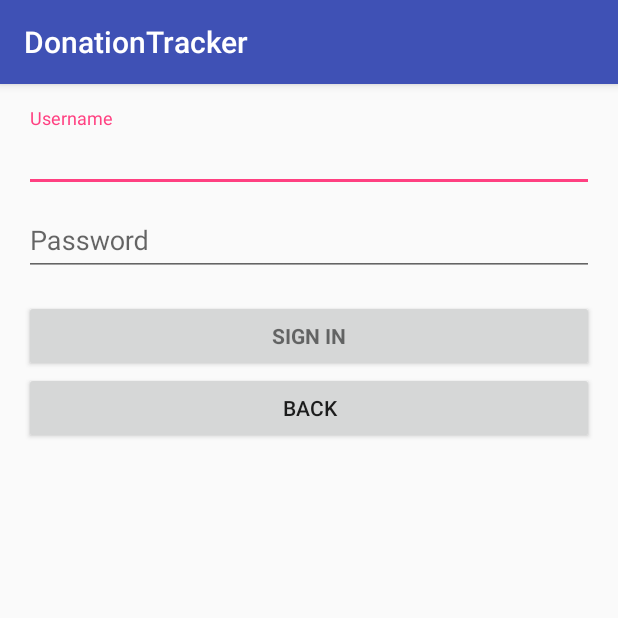
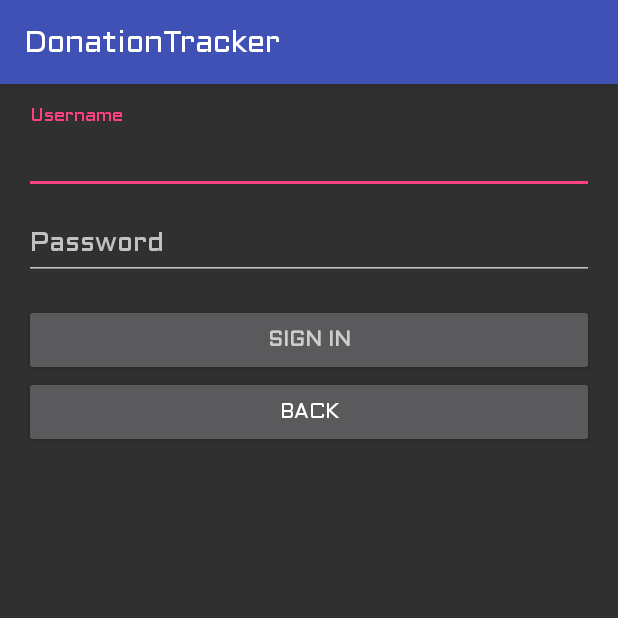
Before and after one commit to jacobzipper/donationTrackerCS2340, an Android app: the LoginActivity screen opened directly, with no data from a screen before it, on a phone screen of 412 x 824 dp, the top half of it. Run offline under Robolectric (Android 15) with nearby library versions, the phone set to English and light mode, and no system bars.

Commit message:
Changed style and fontface
Signed-off-by: Jacob Allen <jballen95173@gmail.com>

```diff
--- a/app/src/main/res/layout/activity_login.xml
+++ b/app/src/main/res/layout/activity_login.xml
@@ -71,6 +71,7 @@
                 android:layout_width="match_parent"
                 android:layout_height="wrap_content"
                 android:layout_marginTop="16dp"
+                android:fontFamily="@font/aldrich"
                 android:text="@string/action_sign_in"
                 android:textStyle="bold" />
 
--- a/app/src/main/res/values/styles.xml
+++ b/app/src/main/res/values/styles.xml
@@ -1,12 +1,13 @@
 <resources>
 
     <!-- Base application theme. -->
-    <style name="AppTheme" parent="Base.Theme.AppCompat.Light.DarkActionBar">
+    <style name="AppTheme" parent="Base.Theme.AppCompat">
         <!-- Customize your theme here. -->
         <item name="colorPrimary">@color/colorPrimary</item>
         <item name="colorPrimaryDark">@color/colorPrimaryDark</item>
         <item name="colorAccent">@color/colorAccent</item>
         <item name="textInputStyle">@style/Widget.Design.TextInputLayout</item>
+        <item name="android:fontFamily">@font/aldrich</item>
 
     </style>
 
```
Also changed, not shown: app/src/main/java/a5x/cs2340/donationtracker/models/users/UserSet.java (deleted, +0 -31 lines), app/src/main/res/layout/activity_welcome.xml (+5 -5 lines), app/src/main/res/font/aldrich.ttf (added).
